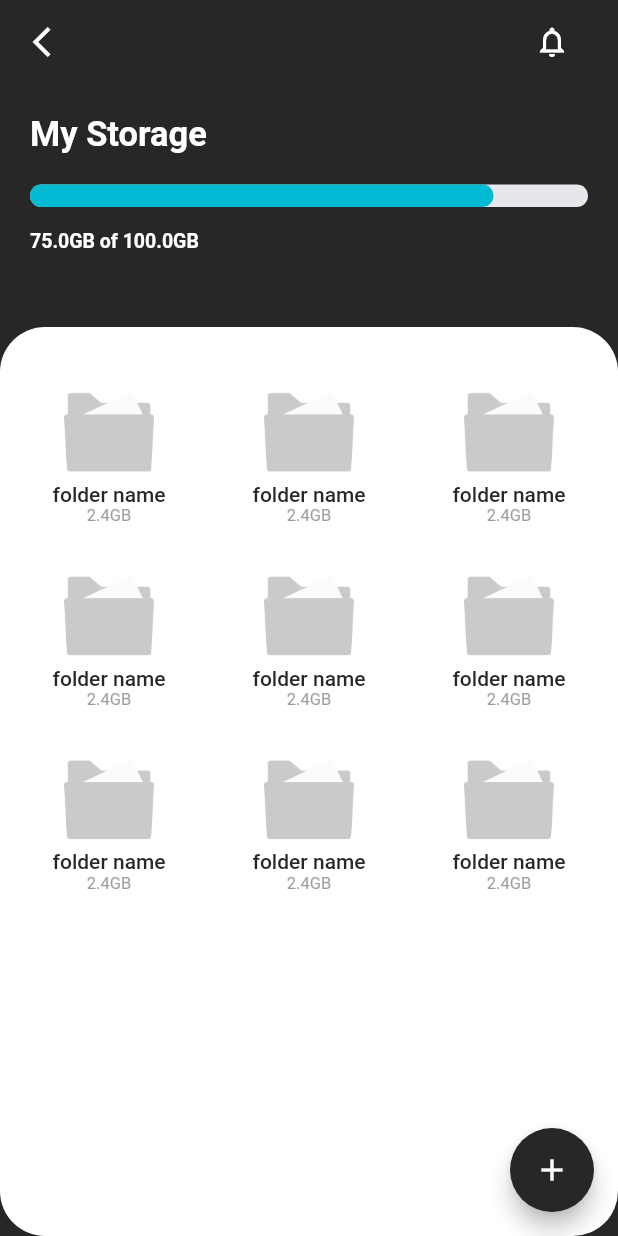
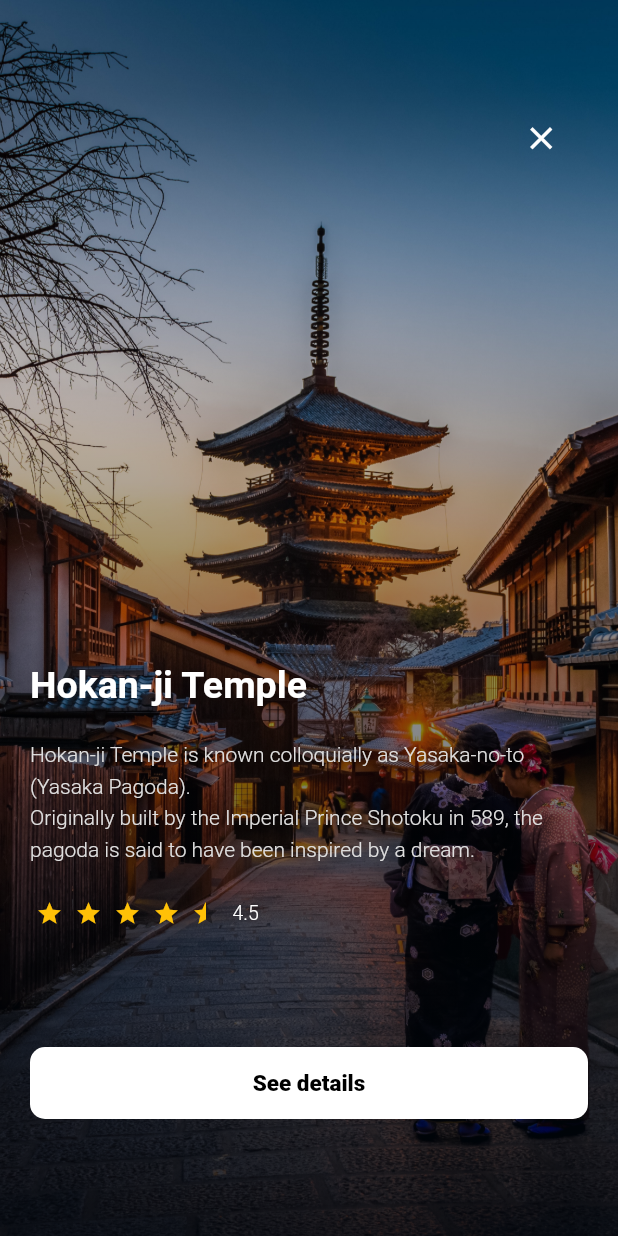
Before and after one commit to knsrmnm/flutter_ui_jumble, a Flutter app: the screen it shows after launch, on a phone screen of 412 x 824 dp. Run offline on Flutter 3.47's test engine with Material 2 defaults, Android fonts, the phone set to English and light mode, and no system bars; drawn by our look-alikes of flutter_rating_bar.

Commit message:
add travel spot screen.

```diff
--- a/lib/main.dart
+++ b/lib/main.dart
@@ -1,5 +1,5 @@
 import 'package:flutter/material.dart';
-import 'package:flutter_ui_jumble/screens/storage_screen.dart';
+import 'package:flutter_ui_jumble/screens/travel_spot_screen.dart';
 
 void main() {
   runApp(MyApp());
@@ -14,7 +14,7 @@ class MyApp extends StatelessWidget {
       theme: ThemeData(
         primarySwatch: Colors.blue,
       ),
-      home: StorageScreen()
+      home: TravelSpotScreen()
     );
   }
 }
--- /dev/null
+++ b/lib/screens/travel_spot_screen.dart
@@ -0,0 +1,98 @@
+import 'package:flutter/material.dart';
+import 'package:flutter_rating_bar/flutter_rating_bar.dart';
+
+class TravelSpotScreen extends StatefulWidget {
+  const TravelSpotScreen({Key? key}) : super(key: key);
+
+  @override
+  State<TravelSpotScreen> createState() => _TravelSpotScreenState();
+}
+
+class _TravelSpotScreenState extends State<TravelSpotScreen> {
+  @override
+  Widget build(BuildContext context) {
+
+    final PageController _controller = PageController();
+
+    return Scaffold(
+      body: PageView(
+        controller: _controller,
+        children: [
+          Stack(
+            fit: StackFit.expand,
+            children: [
+              Image.asset("assets/images/sorasak-_UIN-pFfJ7c-unsplash.jpg", fit: BoxFit.cover),
+              Container(
+                height: double.infinity,
+                width: double.infinity,
+                decoration: BoxDecoration(
+                    gradient: LinearGradient(
+                        begin: FractionalOffset.topCenter,
+                        end: FractionalOffset.bottomCenter,
+                        colors: [
+                          Colors.transparent,
+                          Color(0xFF00060d).withOpacity(0.8),
+                        ],
+                        stops: const [
+                          0.0,
+                          1.0,
+                        ]
+                    )
+                ),
+              ),
+              Align(
+                alignment: Alignment(-0.7, 0.7),
+                child: Padding(
+                  padding: EdgeInsets.symmetric(horizontal: 20.0),
+                  child: Column(
+                    mainAxisSize: MainAxisSize.min,
+                    crossAxisAlignment: CrossAxisAlignment.start,
+                    children: [
+                      Text('Hokan-ji Temple', style: TextStyle(fontSize: 25.0, fontWeight: FontWeight.w700, color: Colors.white)),
+                      const SizedBox(height: 20.0),
+                      Text('Hokan-ji Temple is known colloquially as Yasaka-no-to (Yasaka Pagoda).\nOriginally built by the Imperial Prince Shotoku in 589, the pagoda is said to have been inspired by a dream.', style: TextStyle(fontSize: 14.0, fontWeight: FontWeight.w300, color: Colors.grey[300], height: 1.5)),
+                      const SizedBox(height: 25.0),
+                      Row(
+                        children: [
+                          RatingBar.builder(
+                            initialRating: 4.5,
+                            direction: Axis.horizontal,
+                            allowHalfRating: true,
+                            itemCount: 5,
+                            itemSize: 18.0,
+                            itemPadding: EdgeInsets.symmetric(horizontal: 4.0),
+                            itemBuilder: (context, _) => Icon(
+                              Icons.star,
+                              color: Colors.amber,
+                            ),
+                            onRatingUpdate: (rating) {},
+                          ),
+                          const SizedBox(width: 5.0),
+                          Text('4.5', style: TextStyle(fontSize: 13.0, fontWeight: FontWeight.w300, color: Colors.white))
+                        ],
+                      ),
+                      const SizedBox(height: 80.0),
+                      Container(
+                        width: double.infinity,
+                        padding: EdgeInsets.all(15.0),
+                        decoration: BoxDecoration(
+                          color: Colors.white,
+                          borderRadius: BorderRadius.all(Radius.circular(10.0)),
+                        ),
+                        child: Center(child: Text('See details', style: TextStyle(fontSize: 15.0, fontWeight: FontWeight.w800, color: Colors.black)))
+                      ),
+                    ],
+                  ),
+                ),
+              ),
+              Align(
+                alignment: Alignment(0.8, -0.8),
+                child: Icon(Icons.close, color: Colors.white, size: 25.0),
+              )
+            ],
+          )
+        ],
+      ),
+    );
+  }
+}
--- a/pubspec.yaml
+++ b/pubspec.yaml
@@ -28,6 +28,8 @@ dependencies:
   # The following adds the Cupertino Icons font to your application.
   # Use with the CupertinoIcons class for iOS style icons.
   cupertino_icons: ^1.0.2
+  flutter_rating_bar: ^4.0.0
+  dots_indicator: ^2.1.0
 
 dev_dependencies:
   flutter_test:
@@ -47,6 +49,7 @@ flutter:
   # To add assets to your application, add an assets section, like this:
   assets:
     - assets/icons/
+    - assets/images/
   #   - images/a_dot_ham.jpeg
 
   # An image asset can refer to one or more resolution-specific "variants", see
```
Also changed, not shown: assets/images/sorasak-_UIN-pFfJ7c-unsplash.jpg (added), pubspec.lock, 1 other file.
